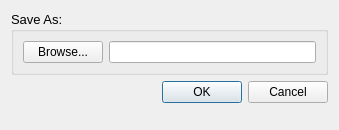
Before: the Qt Designer form src/gui/export_analysis.ui in Ecotrust/delphos, drawn with Qt 5.
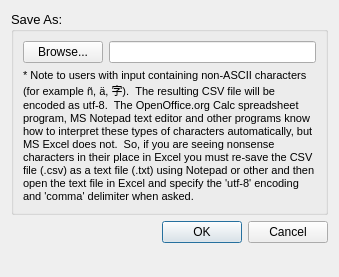
After: the same form once the commit is applied.

The edit to the form file:
```diff
--- a/src/gui/export_analysis.ui
+++ b/src/gui/export_analysis.ui
@@ -9,7 +9,7 @@
     <x>0</x>
     <y>0</y>
     <width>339</width>
-    <height>130</height>
+    <height>277</height>
    </rect>
   </property>
   <property name="font" >
@@ -20,16 +20,7 @@
   <property name="windowTitle" >
    <string>Export As CSV</string>
   </property>
-  <layout class="QHBoxLayout" >
-   <item>
-    <layout class="QHBoxLayout" >
-     <item>
       <layout class="QVBoxLayout" >
-       <item>
-        <layout class="QVBoxLayout" >
-         <item>
-          <layout class="QHBoxLayout" />
-         </item>
          <item>
           <widget class="QGroupBox" name="groupBox_4" >
            <property name="windowModality" >
@@ -46,6 +37,8 @@
            <property name="title" >
             <string>Save As:</string>
            </property>
+     <layout class="QVBoxLayout" >
+      <item>
            <layout class="QHBoxLayout" >
             <item>
              <widget class="QPushButton" name="browse_button" >
@@ -79,6 +72,33 @@
              </widget>
             </item>
            </layout>
+      </item>
+      <item>
+       <widget class="QLabel" name="label_2" >
+        <property name="maximumSize" >
+         <size>
+          <width>16777215</width>
+          <height>1677777</height>
+         </size>
+        </property>
+        <property name="font" >
+         <font>
+          <family>Arial</family>
+          <pointsize>8</pointsize>
+         </font>
+        </property>
+        <property name="text" >
+         <string>* Note to users with input containing non-ASCII characters (for example ñ, ä, 字).  The resulting CSV file will be encoded as utf-8.  The OpenOffice.org Calc spreadsheet program, MS Notepad text editor and other programs know how to interpret these types of characters automatically, but MS Excel does not.  So, if you are seeing nonsense characters in their place in Excel you must re-save the CSV file (.csv) as a text file (.txt) using Notepad or other and then open the text file in Excel and specify the 'utf-8' encoding and 'comma' delimiter when asked.</string>
+        </property>
+        <property name="alignment" >
+         <set>Qt::AlignLeading|Qt::AlignLeft|Qt::AlignTop</set>
+        </property>
+        <property name="wordWrap" >
+         <bool>true</bool>
+        </property>
+       </widget>
+      </item>
+     </layout>
           </widget>
          </item>
          <item>
@@ -105,8 +125,6 @@
            </item>
           </layout>
          </item>
-        </layout>
-       </item>
        <item>
         <spacer>
          <property name="orientation" >
@@ -114,28 +132,11 @@
          </property>
          <property name="sizeHint" >
           <size>
-           <width>20</width>
-           <height>40</height>
+       <width>311</width>
+       <height>16</height>
           </size>
          </property>
         </spacer>
-       </item>
-      </layout>
-     </item>
-     <item>
-      <spacer>
-       <property name="orientation" >
-        <enum>Qt::Horizontal</enum>
-       </property>
-       <property name="sizeHint" >
-        <size>
-         <width>40</width>
-         <height>20</height>
-        </size>
-       </property>
-      </spacer>
-     </item>
-    </layout>
    </item>
   </layout>
  </widget>
```
Lines whose indentation alone changed are shown as unchanged.
